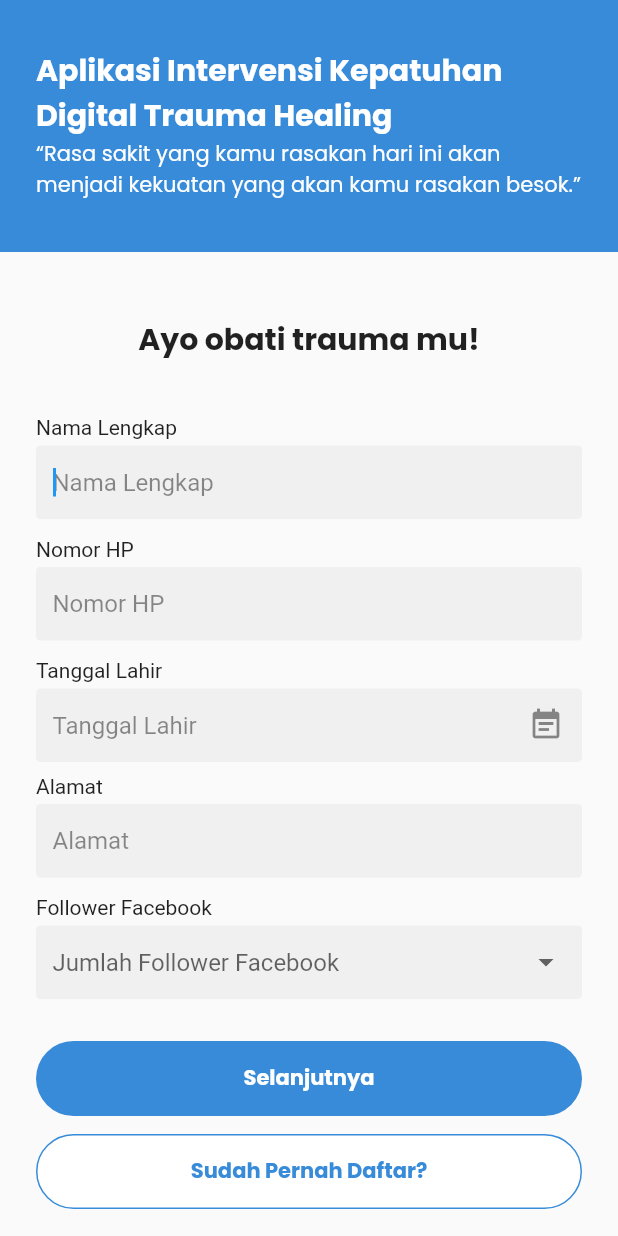
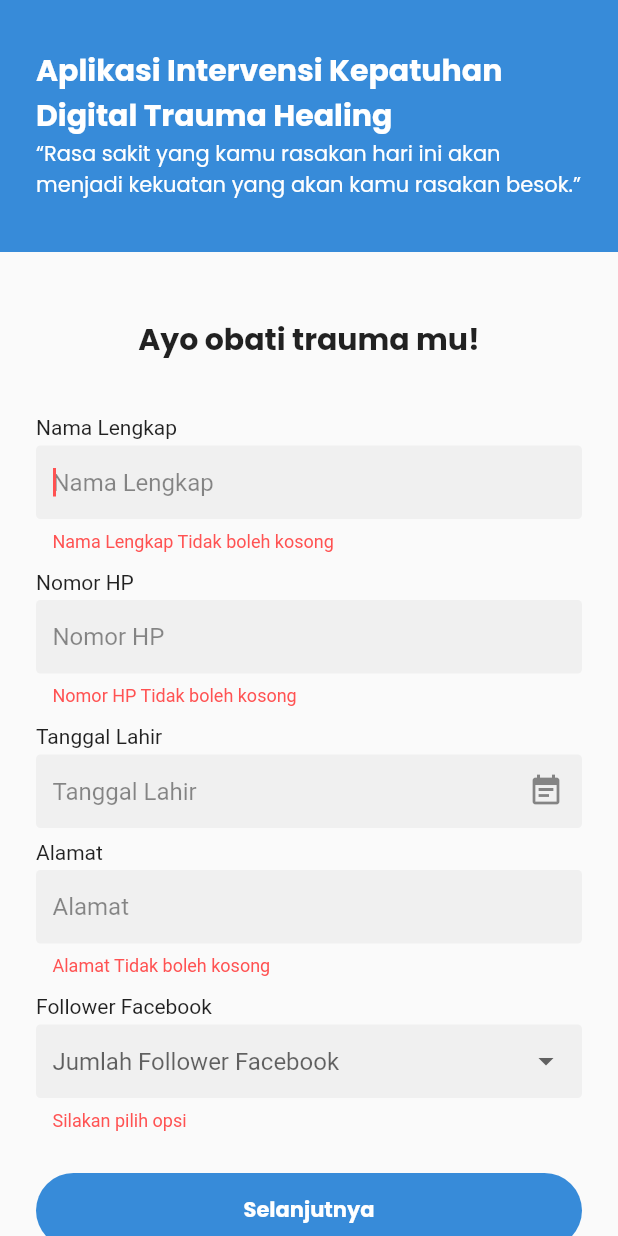
Before and after one commit to owenwattimena/ditraheal, a Flutter app: the screen it shows after launch, after a tap on "Selanjutnya", on a phone screen of 412 x 824 dp. Run offline on Flutter 3.47's test engine with Material 2 defaults, Android fonts, the phone set to English and light mode, and no system bars; drawn by our look-alikes of date_field; our stand-ins replace auto_size_text, get, shared_preferences; network calls fail.

Commit message:
signup code

```diff
--- a/lib/controllers/auth_controller.dart
+++ b/lib/controllers/auth_controller.dart
@@ -1,180 +1,35 @@
-import 'dart:async';
-// import 'dart:io';
-// import 'package:connectivity_plus/connectivity_plus.dart';
-// import 'package:ditraheal/widgets/widgets.dart';
-import 'package:get_storage/get_storage.dart';
-import 'package:flutter/cupertino.dart';
-import 'package:flutter/material.dart';
+import 'package:ditraheal/models/models.dart';
+import 'package:ditraheal/provider/store_provide.dart';
 import 'package:get/get.dart';
-import 'package:intl/intl.dart';
-import "../utils/utils.dart";
-
-// import 'package:get/get_connect/sockets/src/sockets_html.dart';
-import '../provider/auth_provider.dart';
-import '../provider/hobby_provider.dart';
-import '../models/models.dart';
-import '../shared/shared.dart';
-import '../pages/pages.dart';
 
 class AuthController extends GetxController {
-  final storage = GetStorage();
-  final AuthProvider authProvider = AuthProvider();
-  final HobbyProvider hobbyProvider = HobbyProvider();
-  RxString token = "".obs;
-  Rx<TextEditingController> namaController = new TextEditingController().obs;
-  Rx<TextEditingController> emailController = new TextEditingController().obs;
-  Rx<TextEditingController> noHpController = new TextEditingController().obs;
-  Rx<TextEditingController> alamatController = new TextEditingController().obs;
-  Rx<DateTime?> tanggalLahir = Rx<DateTime?>(null);
-  RxInt hobi = RxInt(0);
+  RxBool isSignin = RxBool(false);
   Rx<User> user = Rx<User>(User());
-  RxList<Hobby> listHobby = <Hobby>[].obs;
-  RxBool onLoading = false.obs;
-  String? facebookValue;
-  bool internetStatuserror = false;
+  Rx<String?> token = Rx<String?>(null);
 
   @override
   void onInit() {
+    auth();
     super.onInit();
-    print("ON INIT");
   }
 
-  @override
-  void onReady() {
-    super.onReady();
-    getToken();
-    // checkConnectivity();
-  }
-
-  /// Listen internet status
-  void checkConnectivity() {
-    // Connectivity().onConnectivityChanged.listen((ConnectivityResult result) {
-    //   if (result == ConnectivityResult.none) {
-    //     internetStatuserror = true;
-    Get.bottomSheet(
-      Container(
-        padding: EdgeInsets.all(24),
-        height: 150,
-        child: Column(
-          children: [
-            Row(children: [
-              Icon(Icons.wifi_off, size: 40),
-              SizedBox(width: 12),
-              Text(
-                "Internet tidak tersedia...",
-                style: primaryTextBoldStyle.copyWith(fontSize: 16),
-              )
-            ]),
-            SizedBox(height: 12),
-            Text(
-              "Cek ulang koneksi internet dan ketersediaan paket data Anda, ya.",
-              style: primaryTextStyle,
-            )
-          ],
-        ),
-      ),
-      backgroundColor: Colors.white,
-      isDismissible: false,
-      enableDrag: false,
-    );
-  }
-
-  /// get auth Token from API
-  Future<void> getToken() async {
-    final result = await authProvider.fetchToken();
-    print(result.message);
-    print(result.statusCode);
-    if (result.statusCode == 200) {
-      token.value = result.data["token"];
-      storage.write("token", token.value);
-      getHobbies();
-    } else {
-      getToken();
+  Future<void> auth() async {
+    try {
+      token.value = await StoreProvide.getString("token");
+      print("token : ${token.value}");
+      Map<String, dynamic>? _user = await StoreProvide.getMap("user");
+      if (_user != null) {
+        user.update((val) {
+          user.value = User.fromJson(_user);
+        });
+      }
+      /// check if token is not epmty and user data is not empty
+      if (token.value != null && user.value.id != null) {
+        isSignin.value = true;
+      } else
+        StoreProvide.clearStore();
+    } catch (e) {
+      print("Error : $e");
     }
   }
-
-  // get list of hobbies from API
-  Future<void> getHobbies() async {
-    final result = await hobbyProvider.fetchHobbies(token: token.value);
-    print(result.message);
-    if (result.statusCode == 200) {
-      listHobby.value = result.data!;
-    } else {
-      getHobbies();
-    }
-  }
-
-  /// get list of fb followers from [Language] class
-  List<String> get fbFollowers => "fb_followers".tr.split(",");
-
-  // set and update tanggal lahir
-  set setTanggalLahir(DateTime? value) {
-    tanggalLahir.value = value;
-  }
-
-  // set and update hobi
-  set setHobi(int value) {
-    hobi.value = value;
-  }
-
-  // set and update FB Followers
-  void facabookFollowers(String value) {
-    facebookValue = value;
-    update();
-  }
-
-  void goToHobySignupPage() {
-    if (facebookValue == "Tidak ada") {
-      Get.showSnackbar(GetSnackBar(
-        message: "follower_minimum".tr,
-        duration: Duration(seconds: 2),
-      ));
-      return;
-    }
-    user.update((_) {
-      user.value = new User(
-        name: namaController.value.text,
-        phoneNumber: noHpController.value.text,
-        birthDate: DateFormat('yyyy-MM-dd').format(tanggalLahir.value!),
-        address: alamatController.value.text,
-        follower: int.parse(facebookValue!),
-      );
-    });
-    Get.to(HobiSignupPage());
-  }
-
-  void checkHobby() {
-    String? message = Validate.select(hobi.value);
-    if (message != null) {
-      Get.showSnackbar(GetSnackBar(
-        message: message,
-        duration: Duration(seconds: 2),
-      ));
-    } else {
-      user.update((_) {
-        user.value = user.value.copyWith(hobby: hobi.value);
-      });
-      doSignup();
-    }
-  }
-
-  // do signup
-  Future<void> doSignup() async {
-    onLoading.value = true;
-    final result = await authProvider.doSignup(user.value.toMap(), token: token.value);
-    if (result.statusCode == REQUSET_SUCCESS) {
-      final userData = result.data[0]["data"];
-      user.update((val) {
-        user.value = User.fromJson(userData);
-      });
-      storage.write("user", user.value);
-      Get.to(LandingTraumaQuiz());
-    } else {
-      Get.showSnackbar(GetSnackBar(
-        message: "something_gone_wrong".tr,
-        duration: Duration(seconds: 2),
-      ));
-    }
-    onLoading.value = false;
-  }
 }
--- /dev/null
+++ b/lib/controllers/dashboard_controller.dart
@@ -0,0 +1,5 @@
+import 'package:get/get.dart';
+
+class DashboardController extends GetxController{
+
+}
--- /dev/null
+++ b/lib/controllers/signup_controller.dart
@@ -0,0 +1,162 @@
+import 'dart:async';
+
+import 'package:ditraheal/provider/store_provide.dart';
+import 'package:ditraheal/shared/shared.dart';
+import 'package:flutter/cupertino.dart';
+import 'package:flutter/material.dart';
+import 'package:get/get.dart';
+import 'package:intl/intl.dart';
+import 'package:shared_preferences/shared_preferences.dart';
+import "../utils/utils.dart";
+
+import '../provider/auth_provider.dart';
+import '../provider/hobby_provider.dart';
+import '../models/models.dart';
+import '../pages/pages.dart';
+
+class SignupController extends GetxController {
+  final AuthProvider authProvider = AuthProvider();
+  final HobbyProvider hobbyProvider = HobbyProvider();
+  late String token = "";
+  Rx<TextEditingController> namaController = new TextEditingController().obs;
+  Rx<TextEditingController> emailController = new TextEditingController().obs;
+  Rx<TextEditingController> noHpController = new TextEditingController().obs;
+  Rx<TextEditingController> alamatController = new TextEditingController().obs;
+  Rx<DateTime?> tanggalLahir = Rx<DateTime?>(null);
+  RxInt hobi = RxInt(0);
+  // Rx<User> user = Rx<User>(User());
+  User user = User();
+  RxList<Hobby> listHobby = <Hobby>[].obs;
+  RxBool onLoading = false.obs;
+  String? facebookValue;
+  bool internetStatuserror = false;
+  late SharedPreferences prefs;
+
+  @override
+  void onInit() {
+    super.onInit();
+    getToken();
+  }
+
+  /// get auth Token from API
+  Future<void> getToken() async {
+    final result = await authProvider.fetchToken();
+    print(result.statusCode);
+    if (result.statusCode == 200) {
+      token = result.data["token"];
+      StoreProvide.storeString("token", token);
+      getHobbies();
+    } else {
+      getToken();
+    }
+  }
+
+  // get list of hobbies from API
+  Future<void> getHobbies() async {
+    final result = await hobbyProvider.fetchHobbies(token: token);
+    print(result.message);
+    if (result.statusCode == 200) {
+      listHobby.value = result.data!;
+    } else {
+      getHobbies();
+    }
+  }
+
+  /// get list of fb followers from [Language] class
+  List<String> get fbFollowers => "fb_followers".tr.split(",");
+
+  // set and update tanggal lahir
+  set setTanggalLahir(DateTime? value) {
+    tanggalLahir.value = value;
+  }
+
+  // set and update hobi
+  set setHobi(int value) {
+    hobi.value = value;
+  }
+
+  // set and update FB Followers
+  void facabookFollowers(String value) {
+    facebookValue = value;
+    update();
+  }
+
+  void goToHobySignupPage() {
+    if (facebookValue == "Tidak ada") {
+      Get.showSnackbar(GetSnackBar(
+        message: "follower_minimum".tr,
+        duration: Duration(seconds: 2),
+      ));
+      return;
+    }
+    user = new User(
+      name: namaController.value.text,
+      phoneNumber: noHpController.value.text,
+      birthDate: DateFormat('yyyy-MM-dd').format(tanggalLahir.value!),
+      address: alamatController.value.text,
+      follower: int.parse(facebookValue!),
+    );
+    Get.to(HobiSignupPage());
+  }
+
+  void checkHobby() {
+    String? message = Validate.select(hobi.value);
+    if (message != null) {
+      Get.showSnackbar(GetSnackBar(
+        message: message,
+        duration: Duration(seconds: 2),
+      ));
+    } else {
+      user = user.copyWith(hobby: hobi.value);
+      doSignup();
+    }
+  }
+
+  /// signup to create new user
+  Future<void> doSignup() async {
+    onLoading.value = true;
+    /// post user data to API
+    final result = await authProvider.doSignup(user.toMap(), token: token);
+    if (result.statusCode == REQUSET_SUCCESS) {
+      final userData = result.data[0]["data"];
+      /// store user data to SharedPreferences
+      StoreProvide.storeMap("user", userData);
+      /// update user
+      user = User.fromJson(userData);
+      /// push to landing page
+      Get.offAll(()=>LandingTraumaQuiz());
+    } else if (result.statusCode == INTERNET_ERROR) {
+      Get.bottomSheet(
+        Container(
+          padding: EdgeInsets.all(24),
+          height: 150,
+          child: Column(
+            children: [
+              Row(children: [
+                Icon(Icons.wifi_off, size: 40),
+                SizedBox(width: 12),
+                Text(
+                  "Internet tidak tersedia...",
+                  style: primaryTextBoldStyle.copyWith(fontSize: 16),
+                )
+              ]),
+              SizedBox(height: 12),
+              Text(
+                "Cek ulang koneksi internet dan ketersediaan paket data Anda, ya.",
+                style: primaryTextStyle,
+              )
+            ],
+          ),
+        ),
+        backgroundColor: Colors.white,
+        isDismissible: false,
+      );
+    } else {
+      Get.showSnackbar(GetSnackBar(
+        message: "something_gone_wrong".tr,
+        duration: Duration(seconds: 2),
+      ));
+    }
+    onLoading.value = false;
+  }
+}
--- a/lib/main.dart
+++ b/lib/main.dart
@@ -1,16 +1,15 @@
 import 'package:flutter/material.dart';
-import 'package:get_storage/get_storage.dart';
+// import 'package:get_storage/get_storage.dart';
 import 'package:get/get.dart';
 import 'pages/pages.dart';
 import 'utils/utils.dart';
 import 'widgets/widgets.dart';
+import 'controllers/auth_controller.dart';
 
-void main() async {
-  await GetStorage.init();
-  runApp(MyApp());
-}
+void main() => runApp(MyApp());
 
 class MyApp extends StatelessWidget {
+  final authC = Get.put(AuthController(), permanent: true);
   // This widget is the root of your application.
   @override
   Widget build(BuildContext context) {
@@ -26,19 +25,8 @@ class MyApp extends StatelessWidget {
           primarySwatch: Colors.blue,
         ),
         // A widget which will be started on application startup
-        home: SignupPage(),
+        home: Obx(() => (authC.isSignin.value) ? MainPage() : SignupPage()),
       ),
     );
   }
 }
-
-// class Test extends StatelessWidget {
-//   const Test({ Key? key }) : super(key: key);
-
-//   @override
-//   Widget build(BuildContext context) {
-//     return Container(
-//       child: Center(child: Text('test')),
-//     );
-//   }
-// }
--- a/lib/pages/account/account_page.dart
+++ b/lib/pages/account/account_page.dart
@@ -38,8 +38,8 @@ class _AccountPageState extends State<AccountPage> {
                     mainAxisAlignment: MainAxisAlignment.center,
                     crossAxisAlignment: CrossAxisAlignment.start,
                     children:[
-                      Text(authC.noHpController.value.text, style: primaryTextStyle.copyWith(color: Colors.white),),
-                      Text(authC.namaController.value.text, style: primaryTextStyle.copyWith(color: Colors.white, fontSize: 20, fontWeight: FontWeight.bold),),
+                      Text(authC.user.value.phoneNumber!, style: primaryTextStyle.copyWith(color: Colors.white),),
+                      Text(authC.user.value.name, style: primaryTextStyle.copyWith(color: Colors.white, fontSize: 20, fontWeight: FontWeight.bold),),
                     ]
                   ),
                 ],
--- a/lib/pages/main/dashboard.dart
+++ b/lib/pages/main/dashboard.dart
@@ -1,16 +1,15 @@
 part of "../pages.dart";
 
 class Dashboard extends StatelessWidget {
-  const Dashboard({Key? key}) : super(key: key);
+  final authC = Get.find<AuthController>();
 
   @override
   Widget build(BuildContext context) {
-    final authC = Get.find<AuthController>();
     double deviceWidth = MediaQuery.of(context).size.width;
     return Column(
       crossAxisAlignment: CrossAxisAlignment.start,
       children: [
-        HeaderWithCard(onAccountTap: () => Get.to(AccountPage()), user: authC.user.value.name, cardWidth: (deviceWidth / 2) - 24 - 6),
+        HeaderWithCard(onAccountTap: () => Get.to(()=>AccountPage()), user: authC.user.value.name, cardWidth: (deviceWidth / 2) - 24 - 6),
         SizedBox(height: 70),
         Container(
           decoration: BoxDecoration(
--- a/lib/pages/main/main_page.dart
+++ b/lib/pages/main/main_page.dart
@@ -8,8 +8,7 @@ class MainPage extends StatefulWidget {
 }
 
 class _MainPageState extends State<MainPage> {
-  // AuthController authC = Get.put(AuthController());
-  AuthController authC = Get.find<AuthController>();
+  DashboardController dashC = Get.put(DashboardController());
   int _tabIndex = 0;
 
   List<Widget> _tabs = [
--- a/lib/pages/signin/signin_page.dart
+++ b/lib/pages/signin/signin_page.dart
@@ -8,7 +8,7 @@ class SigninPage extends StatefulWidget {
 }
 
 class _SigninPageState extends State<SigninPage> {
-  final authC = Get.find<AuthController>();
+  final SignupC = Get.find<SignupController>();
   GlobalKey<FormState> _key = GlobalKey<FormState>();
   TextEditingController _noHpController = new TextEditingController();
 
@@ -54,7 +54,7 @@ class _SigninPageState extends State<SigninPage> {
                     label: "Tanggal Lahir",
                     onDateSelected: (val) {
                       setState(() {
-                        authC.setTanggalLahir = val;
+                        SignupC.setTanggalLahir = val;
                       });
                     },
                     validator: (datetime) {
--- a/lib/pages/signup/signup_page.dart
+++ b/lib/pages/signup/signup_page.dart
@@ -1,16 +1,10 @@
 part of '../pages.dart';
 
-class SignupPage extends StatelessWidget {
+class SignupPage extends StatelessWidget
+{
   final GlobalKey<FormState> _key = GlobalKey<FormState>();
-  final AuthController authC = Get.put(AuthController());
-  // final List<String> followers = [
-  //   "Tidak ada",
-  //   "1 s/d 1K",
-  //   "1K s/d 10K",
-  //   "10K s/d 100K",
-  //   "100K s/d 1Jt",
-  //   "Lebih dari 1Jt"
-  // ];
+  final SignupController SignupC = Get.put(SignupController());
+
   @override
   Widget build(BuildContext context) {
     double statusBarHeight = MediaQuery.of(context).padding.top;
@@ -55,51 +49,57 @@ class SignupPage extends StatelessWidget {
                   InputWidget(
                     label: "name_tag".tr,
                     hintText: "name_tag".tr,
-                    textController: authC.namaController.value,
+                    textController: SignupC.namaController.value,
                     // onChanged: (_) {},
                     textCapitalization: TextCapitalization.words,
-                    validator: (val) => Validate.notNull(val, label: "name_tag".tr),
+                    validator: (val) =>
+                        Validate.notNull(val, label: "name_tag".tr),
                   ),
                   InputWidget(
                     label: "phone_number_tag".tr,
                     hintText: "phone_number_tag".tr,
-                    textController: authC.noHpController.value,// onChanged: (_) {},
+                    textController:
+                        SignupC.noHpController.value, // onChanged: (_) {},
                     keyboardType: TextInputType.phone,
-                    validator: (val) => Validate.phoneNotNull(val, label: "phone_number_tag".tr),
+                    validator: (val) => Validate.phoneNotNull(val,
+                        label: "phone_number_tag".tr),
                   ),
                   Container(
                     padding: EdgeInsets.fromLTRB(24, 0, 24, 4),
                     child: Text("birth_date_tag".tr),
                   ),
                   InputDatetimeWidget(
-                    initialDate: authC.tanggalLahir.value,
+                    initialDate: SignupC.tanggalLahir.value,
                     label: "birth_date_tag".tr,
                     onDateSelected: (val) {
-                      authC.setTanggalLahir = val;
+                      SignupC.setTanggalLahir = val;
                     },
-                    validator: (datetime) => Validate.dateValidate(datetime, label: "birth_date_tag".tr),
+                    validator: (datetime) => Validate.dateValidate(datetime,
+                        label: "birth_date_tag".tr),
                   ),
                   SizedBox(height: 8),
                   InputWidget(
                     label: "address_tag".tr,
                     hintText: "address_tag".tr,
-                    textController: authC.alamatController.value,// onChanged: (_) {},
+                    textController:
+                        SignupC.alamatController.value, // onChanged: (_) {},
                     keyboardType: TextInputType.streetAddress,
                     textCapitalization: TextCapitalization.sentences,
-                    validator: (val) => Validate.notNull(val, label: "address_tag".tr),
+                    validator: (val) =>
+                        Validate.notNull(val, label: "address_tag".tr),
                   ),
-                  GetBuilder<AuthController>(
-                    // init: AuthController(),
+                  GetBuilder<SignupController>(
+                    // init: SignupController(),
                     initState: (_) {},
                     builder: (_) {
                       return InputSelectWidget(
                         top: 0,
                         label: "fb_follower_tag".tr,
                         hint: "input_fb_hint".tr,
-                        value: authC.facebookValue,
-                        options: authC.fbFollowers,
+                        value: SignupC.facebookValue,
+                        options: SignupC.fbFollowers,
                         validator: (val) => Validate.dropdown(val),
-                        onChanged: (val) => authC.facabookFollowers(val ?? ""),
+                        onChanged: (val) => SignupC.facabookFollowers(val ?? ""),
                       );
                     },
                   ),
@@ -107,10 +107,10 @@ class SignupPage extends StatelessWidget {
                     margin: EdgeInsets.only(top: 24, left: 24, right: 24),
                     text: "next".tr,
                     onPressed: () {
-                      // authC.getToken();
-                      authC.goToHobySignupPage();
-                      // if (_key.currentState!.validate())
-                        // Get.to(HobiSignupPage());
+                      // SignupC.getToken();
+                      if (_key.currentState!.validate())
+                        SignupC.goToHobySignupPage();
+                      // Get.to(HobiSignupPage());
                     },
                   ),
                   OutlineButtonWidget(
@@ -130,7 +130,7 @@ class SignupPage extends StatelessWidget {
 // InputWidget(
 //   label: "Email",
 //   hintText: "Email",
-//   textController: authC.emailController.value,
+//   textController: SignupC.emailController.value,
 //   onChanged: (_) => setState(() {}),
 //   keyboardType: TextInputType.emailAddress,
 //   validator: (val) {
--- a/lib/provider/provider.dart
+++ b/lib/provider/provider.dart
@@ -1,5 +1,7 @@
 import 'dart:async';
 import 'dart:io';
+import 'package:ditraheal/utils/utils.dart';
+
 import '../models/api_return_value.dart';
 import 'package:http/http.dart' as http;
 import 'dart:convert';
@@ -27,7 +29,7 @@ class Provider {
       result = ApiReturnValue(
         data: null,
         message: "error. SocketException",
-        statusCode: 400,
+        statusCode: INTERNET_ERROR,
       );
     } catch (e) {
       result = ApiReturnValue(
--- /dev/null
+++ b/lib/provider/store_provide.dart
@@ -0,0 +1,41 @@
+import 'dart:convert';
+
+import 'package:flutter/material.dart';
+import 'package:shared_preferences/shared_preferences.dart';
+/// this class use to set data to shared preference
+class StoreProvide{
+  static void storeString(String key, String value){
+    WidgetsFlutterBinding.ensureInitialized();
+    SharedPreferences.getInstance().then((prefs){
+      prefs.setString(key, value);
+    });
+  }
+
+  static Future<String?> getString(String key) async{
+    WidgetsFlutterBinding.ensureInitialized();
+    final prefs = await SharedPreferences.getInstance();
+    return prefs.getString(key);
+  }
+
+  static void storeMap(String key, Map<String, dynamic> value){
+    WidgetsFlutterBinding.ensureInitialized();
+    SharedPreferences.getInstance().then((prefs){
+      prefs.setString(key, json.encode(value));
+    });
+  }
+
+  static Future<Map<String, dynamic>?> getMap(String key) async{
+    WidgetsFlutterBinding.ensureInitialized();
+    final prefs = await SharedPreferences.getInstance();
+    String? stringMap = prefs.getString(key);
+    if(stringMap == null) return null;
+    return json.decode(stringMap);
+  }
+
+  static void clearStore(){
+    WidgetsFlutterBinding.ensureInitialized();
+    SharedPreferences.getInstance().then((prefs){
+      prefs.clear();
+    });
+  }
+}
--- a/lib/utils/constants.dart
+++ b/lib/utils/constants.dart
@@ -6,3 +6,4 @@ const String LOGIN_URL = BASE_URL + '/login';
 const String HOBBIES_URL = BASE_API_URL + '/references';
 const String IDENTITIES_URL = BASE_API_URL + '/identies';
 const int REQUSET_SUCCESS = 200;
+const int INTERNET_ERROR = 503;
--- a/pubspec.yaml
+++ b/pubspec.yaml
@@ -18,13 +18,12 @@ environment:
 
 dependencies:
   auto_size_text: ^3.0.0
-  # connectivity_plus: any
   date_field: ^2.1.2
   flutter:
     sdk: flutter
   get: ^4.6.1
   http: ^0.13.4
-  get_storage: ^2.0.3
+  shared_preferences: ^2.0.13
 
 dev_dependencies:
   flutter_test:
```
Also changed, not shown: lib/pages/account/hobi_page.dart (+7 -7 lines), lib/pages/account/profile_page.dart (+4 -4 lines), lib/pages/pages.dart (+10 -3 lines), lib/pages/signup/hobi_signup_page.dart (+7 -17 lines), pubspec.lock (added), 1 other file.
